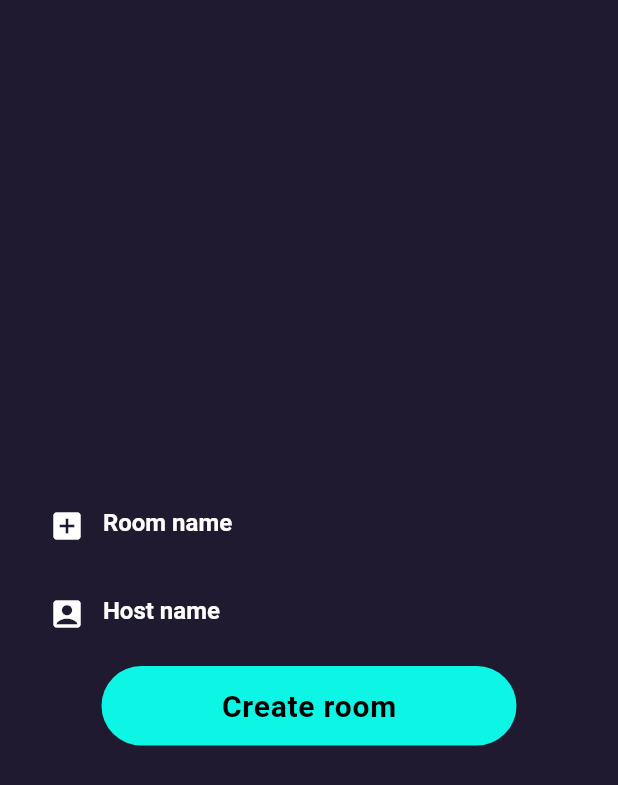
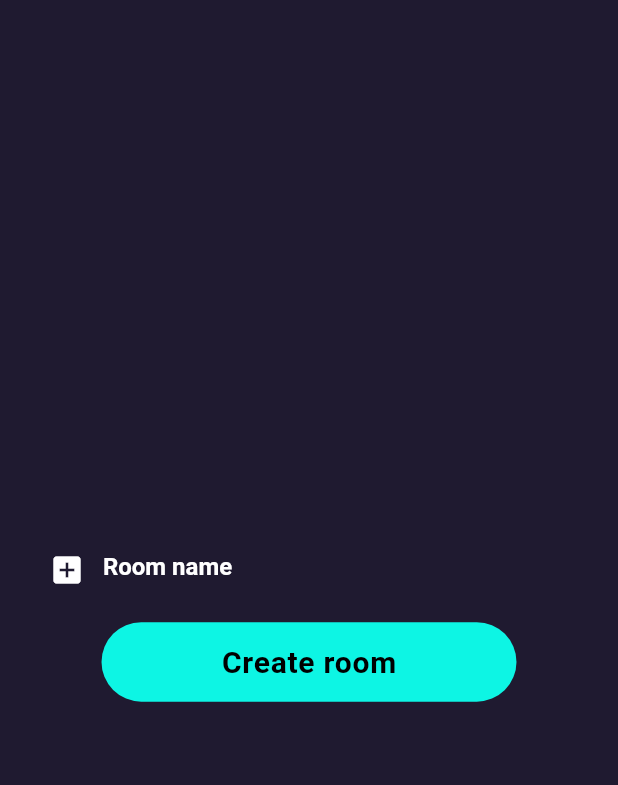
Before and after one commit to Berthelmaster/RacketMatch, a Flutter app: the screen it shows after launch, after a tap on "Create one", on a phone screen of 412 x 824 dp. Shown: the top 785 px of the screen. Run offline on Flutter 3.47's test engine with Material 2 defaults, Android fonts, the phone set to English and light mode, and no system bars; our stand-ins replace google_fonts, simple_animations, supercharged; Roboto replaces fonts that are missing (Heebo).

```diff
--- a/src/App/lib/main.dart
+++ b/src/App/lib/main.dart
@@ -1,7 +1,9 @@
 import 'package:flutter/material.dart';
+import 'package:provider/provider.dart';
 import 'package:racket_match/screens/court.dart';
 import 'package:racket_match/screens/create_room.dart';
 import 'package:racket_match/screens/selector.dart';
+import 'package:racket_match/view_models/create_room_view_model.dart';
 
 void main() {
   runApp(const MyApp());
@@ -12,9 +14,14 @@ class MyApp extends StatelessWidget {
 
   @override
   Widget build(BuildContext context) {
-    return MaterialApp(
+    return MultiProvider(providers: [
+      ChangeNotifierProvider(
+        create: (_) => CreateRoomViewModel(),
+      )
+    ],
+    child: MaterialApp(
       theme: ThemeData(
-        primarySwatch: Colors.blue
+          primarySwatch: Colors.blue
       ),
       initialRoute: '/',
       routes: {
@@ -23,12 +30,12 @@ class MyApp extends StatelessWidget {
         */
 
         // Find or Create Room
-        '/': (context) => Selector(),
+        '/': (context) => Main(),
         // Shows the room and valid courts
         '/court': (context) => Court(),
         // Create a room
         '/create': (context) => CreateRoom()
       },
-    );
+    ));
   }
 }
--- a/src/App/lib/screens/create_room.dart
+++ b/src/App/lib/screens/create_room.dart
@@ -1,7 +1,9 @@
 import 'package:flutter/material.dart';
 import 'package:google_fonts/google_fonts.dart';
+import 'package:provider/provider.dart';
 import 'package:racket_match/animation/fadeanimation.dart';
 import 'package:racket_match/screens/selector.dart';
+import 'package:racket_match/view_models/create_room_view_model.dart';
 
 class CreateRoom extends StatefulWidget{
   const CreateRoom({Key? key}) : super(key: key);
@@ -19,6 +21,11 @@ class _CreateRoomState extends State<CreateRoom> {
   Widget build(BuildContext context) {
     var we = MediaQuery.of(context).size.width;
     var he = MediaQuery.of(context).size.height;
+    var roomNameFieldInput = TextEditingController();
+
+    // vm
+    var createRoomViewModel = Provider.of<CreateRoomViewModel>(context);
+
     // TODO: implement build
     return Scaffold(
       backgroundColor: const Color(0xFF1F1A30),
@@ -39,9 +46,9 @@ class _CreateRoomState extends State<CreateRoom> {
                 child:  TextField(
                   onTap: (){
                     setState(() {
-
                     });
                   },
+                  controller: roomNameFieldInput,
                   decoration: InputDecoration(
                     enabledBorder: InputBorder.none,
                     border:InputBorder.none,
@@ -61,45 +68,9 @@ class _CreateRoomState extends State<CreateRoom> {
             ),
             FadeAnimation(
               delay: 1,
-              child: Container(
-                width: we * 0.9,
-                height:he * 0.071,
-                decoration: BoxDecoration(
-                  borderRadius: BorderRadius.circular(20.0),
-                  color: backgroundColor,
-                ),
-                child:  TextField(
-                  onTap: (){
-                    setState(() {
-
-                    });
-                  },
-                  decoration: InputDecoration(
-                    enabledBorder: InputBorder.none,
-                    border:InputBorder.none,
-                    prefixIcon: Icon(Icons.account_box,color: enabledtxt),
-                    hintStyle: TextStyle(
-                        color:  enabledtxt
-                    ),
-                    hintText: 'Host name',
-
-                  ),
-                  style:  TextStyle(
-                    color:  enabledtxt,
-                    fontWeight:FontWeight.bold,
-                  ),
-                ),
-              ),
-            ),
-            FadeAnimation(
-              delay: 1,
               child: TextButton(
                   onPressed: () {
-                    Navigator.of(context).push(
-                        MaterialPageRoute(builder: (context) {
-                          return const Selector();
-                        }
-                        ));
+                    createRoomViewModel.createRoom(roomNameFieldInput.text);
                   },
                   child: Text("Create room",style: GoogleFonts.heebo(
                     color: Colors.black,
--- a/src/App/lib/screens/selector.dart
+++ b/src/App/lib/screens/selector.dart
@@ -11,14 +11,14 @@ enum Buttons{
 }
 
 // Join a room
-class Selector extends StatefulWidget{
-  const Selector({Key? key}) : super(key: key);
+class Main extends StatefulWidget{
+  const Main({Key? key}) : super(key: key);
 
   @override
-  State<Selector> createState() => _SelectorState();
+  State<Main> createState() => _MainState();
 }
 
-class _SelectorState extends State<Selector> {
+class _MainState extends State<Main> {
   Color enabled = const Color(0xFF827F8A);
 
   Color enabledtxt = Colors.white;
@@ -119,38 +119,6 @@ class _SelectorState extends State<Selector> {
                       ),
                       FadeAnimation(
                         delay: 1,
-                        child: Container(
-                          width: we * 0.9,
-                          height:he * 0.071,
-                          decoration: BoxDecoration(
-                            borderRadius: BorderRadius.circular(20.0),
-                            color: selected == Buttons.Player_Name ?  enabled : backgroundColor,
-                          ),
-                          padding: const EdgeInsets.all(8.0),
-                          child:  TextField(
-                            onTap: (){
-                              setState(() {
-                                selected = Buttons.Player_Name;
-                              });
-                            },
-                            decoration: InputDecoration(
-                              enabledBorder: InputBorder.none,
-                              border:InputBorder.none,
-                              prefixIcon: Icon(Icons.account_box,color: enabledtxt),
-                              hintText: 'Player Name',
-                              hintStyle: TextStyle(
-                                color:  selected == Buttons.Player_Name ? enabledtxt : deaible,
-                              ),
-                            ),
-                            style:  TextStyle(color:  selected == Buttons.Player_Name ? enabledtxt : deaible,fontWeight:FontWeight.bold),
-                          ),
-                        ),
-                      ),
-                      SizedBox(
-                        height: he * 0.02,
-                      ),
-                      FadeAnimation(
-                        delay: 1,
                         child: TextButton(
                             onPressed: (){},
                             child: Text("Enter",style: GoogleFonts.heebo(
--- a/src/App/lib/view_models/create_room_view_model.dart
+++ b/src/App/lib/view_models/create_room_view_model.dart
@@ -2,12 +2,13 @@ import 'package:flutter/material.dart';
 
 class CreateRoomViewModel extends ChangeNotifier{
   bool _loading = false;
+  String _roomName = '';
 
   setLoading(bool loading) async {
 
   }
 
-  createRoom(String roomName, String hostName){
-
+  createRoom(String roomName){
+    print(roomName + "DD");
   }
 }
```
